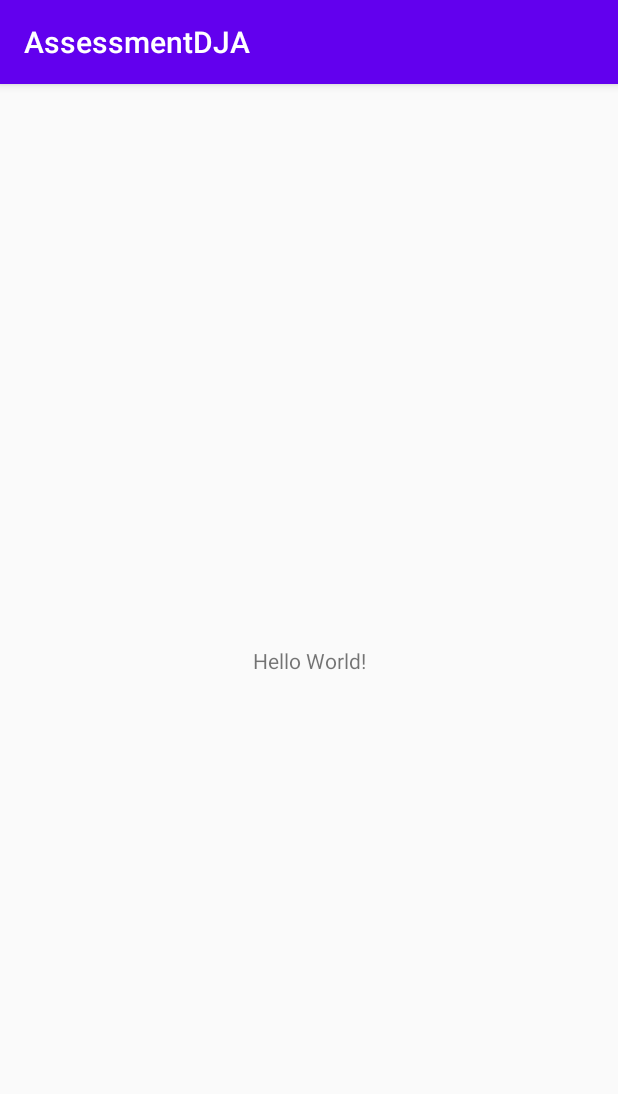
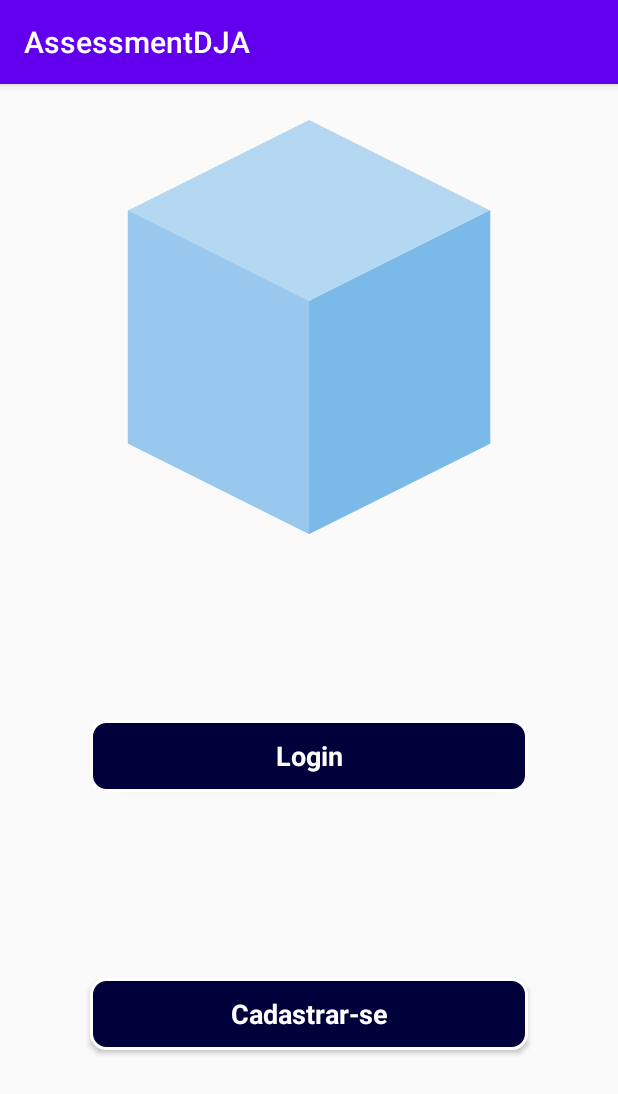
Before and after one commit to MTevangelista/AssessmentDJA, an Android app: the screen it shows after launch (MainActivity), on a phone screen of 412 x 824 dp. Shown: the top 1094 px of the screen. Run offline under Robolectric (Android 15) with nearby library versions, the phone set to English and light mode, and no system bars.

Commit message:
Cria o front-end da tela inicial

```diff
--- /dev/null
+++ b/app/src/main/res/drawable/button_custom.xml
@@ -0,0 +1,18 @@
+<?xml version="1.0" encoding="utf-8"?>
+<shape xmlns:android="http://schemas.android.com/apk/res/android"
+    android:shape="rectangle"
+    >
+
+    <corners
+        android:radius="10dp"
+        />
+
+    <solid
+        android:color="@color/colorBackground"
+        />
+
+    <stroke
+        android:width="2dp"
+        android:color="@color/colorWhite"
+        />
+</shape>
--- a/app/src/main/res/layout/activity_main.xml
+++ b/app/src/main/res/layout/activity_main.xml
@@ -6,13 +6,47 @@
     android:layout_height="match_parent"
     tools:context=".MainActivity">
 
-    <TextView
-        android:layout_width="wrap_content"
+    <Button
+        android:id="@+id/button_login"
+        android:layout_width="0dp"
         android:layout_height="wrap_content"
-        android:text="Hello World!"
+        android:layout_marginStart="60dp"
+        android:layout_marginEnd="60dp"
+        android:background="@drawable/button_custom"
+        android:text="Login"
+        android:textAppearance="@style/TextAppearance.AppCompat.Medium"
+        android:textColor="@color/colorWhite"
+        android:textStyle="bold"
+        app:layout_constraintBottom_toTopOf="@+id/button_cadastro"
+        app:layout_constraintEnd_toEndOf="parent"
+        app:layout_constraintStart_toStartOf="parent"
+        app:layout_constraintTop_toBottomOf="@+id/imageView" />
+
+    <Button
+        android:id="@+id/button_cadastro"
+        android:layout_width="0dp"
+        android:layout_height="wrap_content"
+        android:layout_marginStart="60dp"
+        android:layout_marginEnd="60dp"
+        android:background="@drawable/button_custom"
+        android:text="Cadastrar-se"
+        android:textAppearance="@style/TextAppearance.AppCompat.Medium"
+        android:textColor="@color/colorWhite"
+        android:textStyle="bold"
         app:layout_constraintBottom_toBottomOf="parent"
-        app:layout_constraintLeft_toLeftOf="parent"
-        app:layout_constraintRight_toRightOf="parent"
-        app:layout_constraintTop_toTopOf="parent" />
+        app:layout_constraintEnd_toEndOf="parent"
+        app:layout_constraintStart_toStartOf="parent"
+        app:layout_constraintTop_toBottomOf="@+id/button_login" />
+
+    <ImageView
+        android:id="@+id/imageView"
+        android:layout_width="0dp"
+        android:layout_height="276dp"
+        android:layout_marginTop="24dp"
+        app:layout_constraintEnd_toEndOf="parent"
+        app:layout_constraintHorizontal_bias="0.0"
+        app:layout_constraintStart_toStartOf="parent"
+        app:layout_constraintTop_toTopOf="parent"
+        app:srcCompat="@drawable/ic_cube" />
 
 </androidx.constraintlayout.widget.ConstraintLayout>
```
